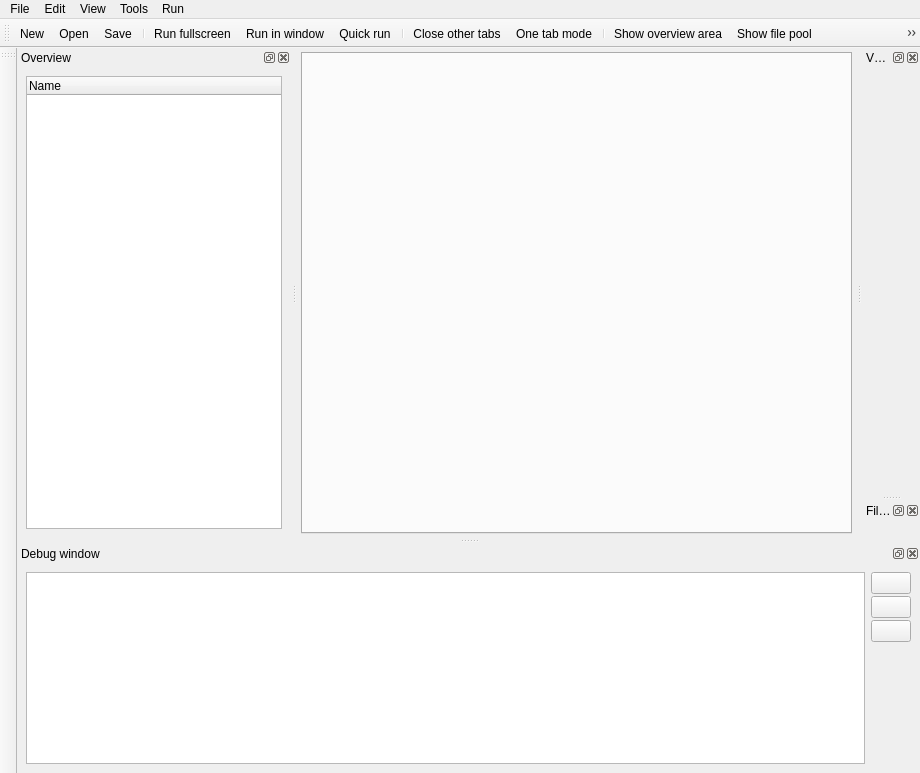
Above: resources/ui/misc/main_window.ui from open-cogsci/OpenSesame before the change. Below: the same form after it.
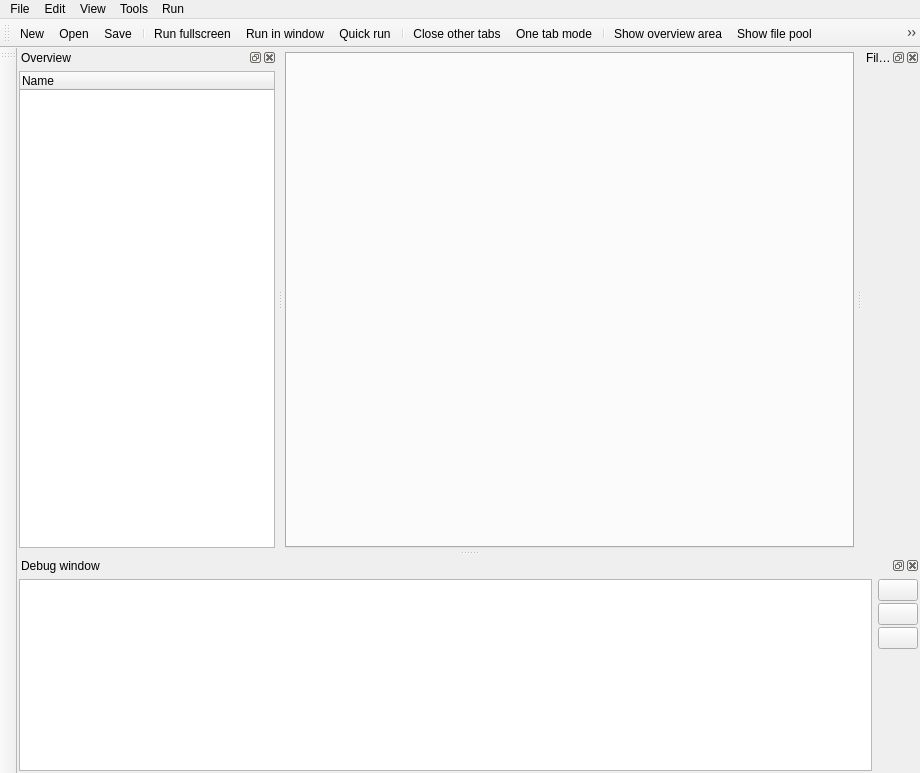
That is the form after the change. Icons and pictures are not drawn. Custom widgets are drawn as their Qt base class.

Patch:
```diff
--- a/resources/ui/misc/main_window.ui
+++ b/resources/ui/misc/main_window.ui
@@ -28,9 +28,18 @@
     <property name="spacing">
      <number>4</number>
     </property>
-    <property name="margin">
+    <property name="leftMargin">
+     <number>2</number>
+    </property>
+    <property name="topMargin">
      <number>4</number>
     </property>
+    <property name="rightMargin">
+     <number>2</number>
+    </property>
+    <property name="bottomMargin">
+     <number>2</number>
+    </property>
     <item>
      <widget class="tab_widget" name="tabwidget">
       <property name="sizePolicy">
@@ -104,7 +113,6 @@
     <addaction name="action_onetabmode"/>
     <addaction name="separator"/>
     <addaction name="action_show_overview"/>
-    <addaction name="action_show_variable_inspector"/>
     <addaction name="action_show_pool"/>
     <addaction name="action_show_stdout"/>
    </widget>
@@ -129,7 +137,7 @@
    <property name="minimumSize">
     <size>
      <width>200</width>
-     <height>120</height>
+     <height>121</height>
     </size>
    </property>
    <property name="features">
@@ -143,6 +151,21 @@
    </attribute>
    <widget class="QWidget" name="dock_widget_overview">
     <layout class="QVBoxLayout" name="verticalLayout">
+     <property name="spacing">
+      <number>4</number>
+     </property>
+     <property name="leftMargin">
+      <number>2</number>
+     </property>
+     <property name="topMargin">
+      <number>4</number>
+     </property>
+     <property name="rightMargin">
+      <number>2</number>
+     </property>
+     <property name="bottomMargin">
+      <number>2</number>
+     </property>
      <item>
       <widget class="tree_overview" name="itemtree">
        <property name="autoExpandDelay">
@@ -161,20 +184,6 @@
     </layout>
    </widget>
   </widget>
-  <widget class="QDockWidget" name="dock_variable_inspector">
-   <property name="allowedAreas">
-    <set>Qt::AllDockWidgetAreas</set>
-   </property>
-   <property name="windowTitle">
-    <string>Variable inspector</string>
-   </property>
-   <attribute name="dockWidgetArea">
-    <number>2</number>
-   </attribute>
-   <widget class="QWidget" name="dock_variable_inspector_widget">
-    <layout class="QVBoxLayout" name="verticalLayout_2"/>
-   </widget>
-  </widget>
   <widget class="QDockWidget" name="dock_pool">
    <property name="sizePolicy">
     <sizepolicy hsizetype="Maximum" vsizetype="Maximum">
@@ -189,7 +198,23 @@
     <number>2</number>
    </attribute>
    <widget class="QWidget" name="dock_pool_widget">
-    <layout class="QVBoxLayout" name="verticalLayout_3"/>
+    <layout class="QVBoxLayout" name="verticalLayout_3">
+     <property name="spacing">
+      <number>4</number>
+     </property>
+     <property name="leftMargin">
+      <number>2</number>
+     </property>
+     <property name="topMargin">
+      <number>4</number>
+     </property>
+     <property name="rightMargin">
+      <number>2</number>
+     </property>
+     <property name="bottomMargin">
+      <number>2</number>
+     </property>
+    </layout>
    </widget>
   </widget>
   <widget class="QDockWidget" name="dock_stdout">
@@ -204,6 +229,21 @@
    </attribute>
    <widget class="QWidget" name="dockWidgetContents_3">
     <layout class="QVBoxLayout" name="verticalLayout_4">
+     <property name="spacing">
+      <number>4</number>
+     </property>
+     <property name="leftMargin">
+      <number>2</number>
+     </property>
+     <property name="topMargin">
+      <number>4</number>
+     </property>
+     <property name="rightMargin">
+      <number>2</number>
+     </property>
+     <property name="bottomMargin">
+      <number>2</number>
+     </property>
      <item>
       <widget class="QWidget" name="widget_5" native="true">
        <layout class="QHBoxLayout" name="horizontalLayout_6">
@@ -240,9 +280,6 @@
              <property name="text">
               <string/>
              </property>
-             <property name="flat">
-              <bool>false</bool>
-             </property>
             </widget>
            </item>
            <item>
@@ -258,7 +295,7 @@
            <item>
             <widget class="QPushButton" name="button_reset_console">
              <property name="toolTip">
-              <string>Reset debug window</string>
+              <string>Reset workspace</string>
              </property>
              <property name="text">
               <string/>
@@ -322,7 +359,6 @@
    <addaction name="separator"/>
    <addaction name="action_show_overview"/>
    <addaction name="action_show_pool"/>
-   <addaction name="action_show_variable_inspector"/>
    <addaction name="action_show_stdout"/>
   </widget>
   <widget class="toolbar_items" name="toolbar_items">
@@ -556,24 +592,6 @@
     <string>Check for updates</string>
    </property>
   </action>
-  <action name="action_show_variable_inspector">
-   <property name="checkable">
-    <bool>true</bool>
-   </property>
-   <property name="icon">
-    <iconset>
-     <normaloff>:/icons/variable_inspector_large.png</normaloff>:/icons/variable_inspector_large.png</iconset>
-   </property>
-   <property name="text">
-    <string>Show variable inspector</string>
-   </property>
-   <property name="toolTip">
-    <string>Show variable inspector (Control+I)</string>
-   </property>
-   <property name="shortcut">
-    <string>Ctrl+I</string>
-   </property>
-  </action>
   <action name="action_add_sampler">
    <property name="icon">
     <iconset>
```
